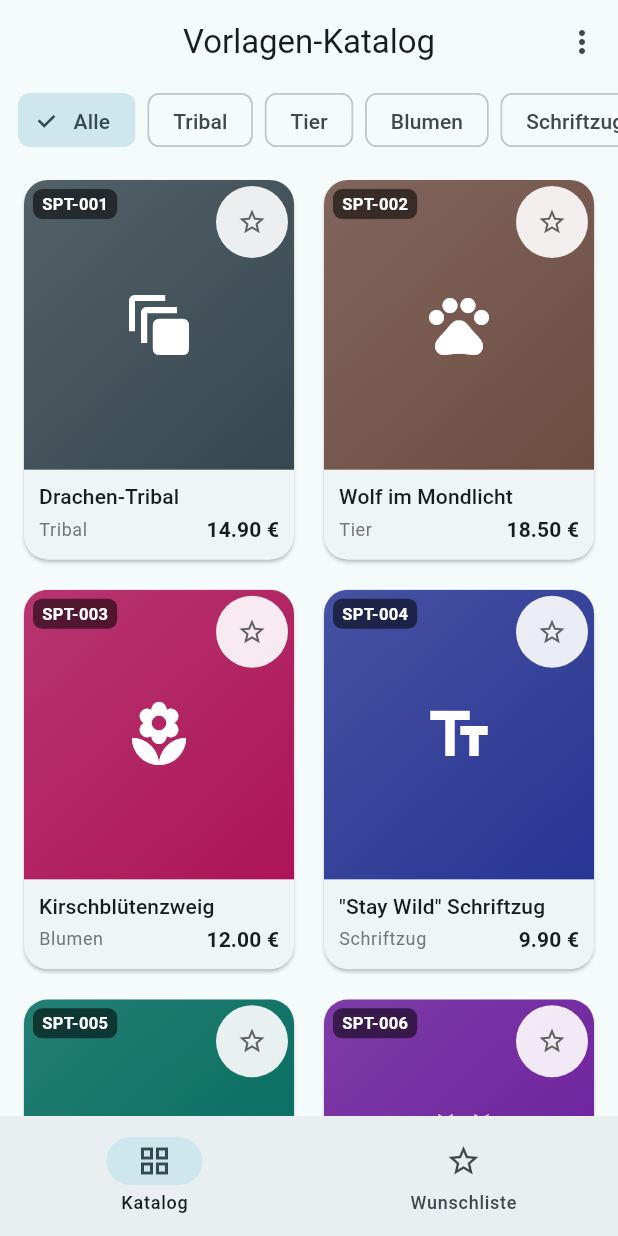
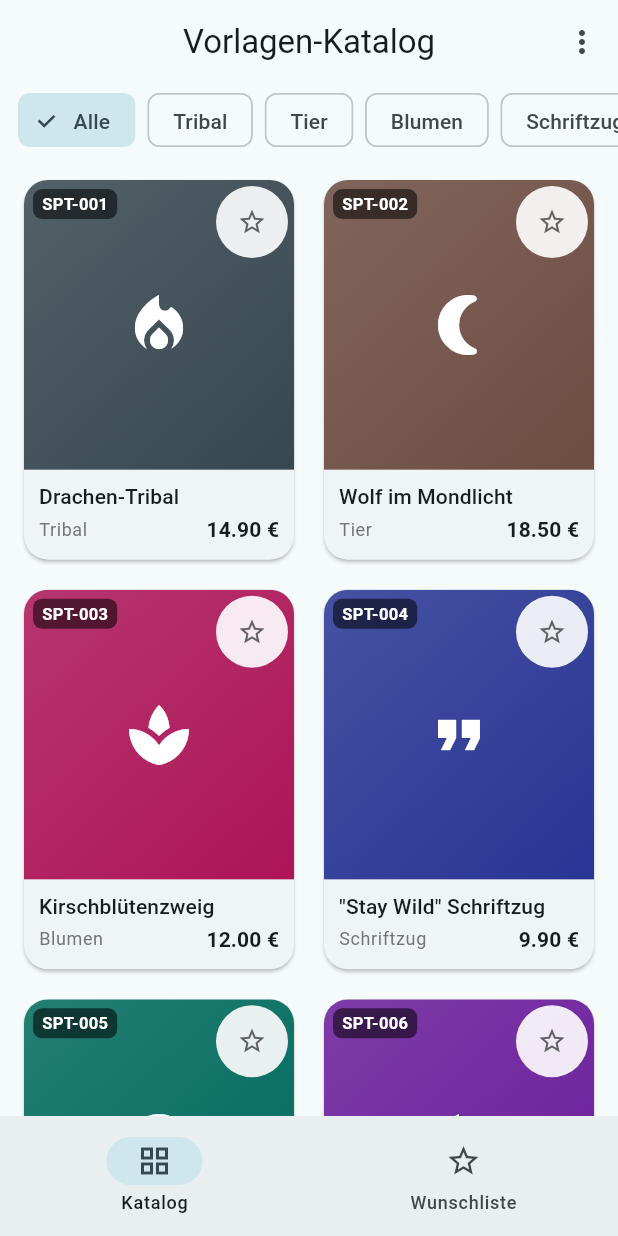
Before and after one commit to carstenroesner/spraytattoo_katalog, a Flutter app: the screen it shows after launch, on a phone screen of 412 x 824 dp. Run offline on Flutter 3.47's test engine with Material 3 defaults, Android fonts, the phone set to English and light mode, and no system bars.

Commit message:
Individuelle Vorschau-Icons pro Vorlage statt geteiltem Kategorie-Icon
- TattooTemplate hat jetzt ein optionales eigenes icon-Feld
  (effectiveIcon fällt auf das Kategorie-Icon zurück, falls nicht gesetzt)
- Alle 46 Vorlagen im Mock-Katalog bekommen ein individuelles, zum Motiv
  passendes Icon (z. B. Kompass für "Kompass-Symbol", Anker für
  "Anker Nautik", Schneeflocke für "Schneeflocke Alpin"), damit sich
  Vorlagen derselben Kategorie im Katalog optisch unterscheiden
- TemplateThumbnail zeigt entsprechend template.effectiveIcon an

Co-Authored-By: Claude Sonnet 5 <noreply@anthropic.com>
Claude-Session: https://claude.ai/code/session_01SduZrzS5qV8QwHbXM3QG7a

```diff
--- a/lib/models/mock_catalog.dart
+++ b/lib/models/mock_catalog.dart
@@ -10,6 +10,7 @@ final List<TattooTemplate> mockCatalog = [
     category: TemplateCategory.tribal,
     price: 14.90,
     description: 'Geschwungenes Tribal-Motiv in Drachenform, ideal für Oberarm oder Rücken.',
+    icon: Icons.local_fire_department,
   ),
   const TattooTemplate(
     id: 't002',
@@ -18,6 +19,7 @@ final List<TattooTemplate> mockCatalog = [
     category: TemplateCategory.tier,
     price: 18.50,
     description: 'Detailreicher Wolfskopf vor Vollmond-Silhouette.',
+    icon: Icons.nightlight_round,
   ),
   const TattooTemplate(
     id: 't003',
@@ -26,6 +28,7 @@ final List<TattooTemplate> mockCatalog = [
     category: TemplateCategory.blumen,
     price: 12.00,
     description: 'Zarter Zweig mit Kirschblüten, gut für Handgelenk oder Schulter.',
+    icon: Icons.spa,
   ),
   const TattooTemplate(
     id: 't004',
@@ -34,6 +37,7 @@ final List<TattooTemplate> mockCatalog = [
     category: TemplateCategory.schriftzug,
     price: 9.90,
     description: 'Verschnörkelter Schriftzug in Script-Optik.',
+    icon: Icons.format_quote,
   ),
   const TattooTemplate(
     id: 't005',
@@ -42,6 +46,7 @@ final List<TattooTemplate> mockCatalog = [
     category: TemplateCategory.symbol,
     price: 15.00,
     description: 'Klassischer Kompass mit feinen Linienverzierungen.',
+    icon: Icons.explore,
   ),
   const TattooTemplate(
     id: 't006',
@@ -50,6 +55,7 @@ final List<TattooTemplate> mockCatalog = [
     category: TemplateCategory.fantasie,
     price: 22.00,
     description: 'Großflächiges Phönix-Motiv, wirkt am besten auf Rücken oder Brust.',
+    icon: Icons.local_fire_department,
   ),
   const TattooTemplate(
     id: 't007',
@@ -58,6 +64,7 @@ final List<TattooTemplate> mockCatalog = [
     category: TemplateCategory.tribal,
     price: 13.50,
     description: 'Durchgehendes Maori-Bandmuster für Oberarm oder Wade.',
+    icon: Icons.linear_scale,
   ),
   const TattooTemplate(
     id: 't008',
@@ -66,6 +73,7 @@ final List<TattooTemplate> mockCatalog = [
     category: TemplateCategory.tier,
     price: 11.00,
     description: 'Zwei fliegende Schwalben, klassisches Motiv für das Schlüsselbein.',
+    icon: Icons.air,
   ),
   const TattooTemplate(
     id: 't009',
@@ -74,6 +82,7 @@ final List<TattooTemplate> mockCatalog = [
     category: TemplateCategory.blumen,
     price: 16.90,
     description: 'Rosenranke mit Dornen, gut kombinierbar mit Schriftzügen.',
+    icon: Icons.local_florist,
   ),
   const TattooTemplate(
     id: 't010',
@@ -82,6 +91,7 @@ final List<TattooTemplate> mockCatalog = [
     category: TemplateCategory.schriftzug,
     price: 9.90,
     description: 'Moderner Schriftzug in serifenloser Handschrift.',
+    icon: Icons.self_improvement,
   ),
   const TattooTemplate(
     id: 't011',
@@ -90,6 +100,7 @@ final List<TattooTemplate> mockCatalog = [
     category: TemplateCategory.symbol,
     price: 13.00,
     description: 'Reihe von Mondphasen, gut für Unterarm oder Rippen.',
+    icon: Icons.brightness_2,
   ),
   const TattooTemplate(
     id: 't012',
@@ -98,6 +109,7 @@ final List<TattooTemplate> mockCatalog = [
     category: TemplateCategory.fantasie,
     price: 24.50,
     description: 'Großes, detailreiches Motiv im asiatischen Stil.',
+    icon: Icons.bolt,
   ),
   const TattooTemplate(
     id: 't013',
@@ -106,6 +118,7 @@ final List<TattooTemplate> mockCatalog = [
     category: TemplateCategory.tier,
     price: 19.90,
     description: 'Kraftvoller Löwenkopf mit ausladender Mähne.',
+    icon: Icons.wb_sunny,
   ),
   const TattooTemplate(
     id: 't014',
@@ -114,6 +127,7 @@ final List<TattooTemplate> mockCatalog = [
     category: TemplateCategory.blumen,
     price: 12.50,
     description: 'Realistische Sonnenblume mit feinen Blattadern.',
+    icon: Icons.brightness_high,
   ),
   const TattooTemplate(
     id: 't015',
@@ -122,6 +136,7 @@ final List<TattooTemplate> mockCatalog = [
     category: TemplateCategory.symbol,
     price: 17.00,
     description: 'Symmetrisches Mandala-Muster, gut für Schulterblatt.',
+    icon: Icons.hexagon_outlined,
   ),
   const TattooTemplate(
     id: 't016',
@@ -130,6 +145,7 @@ final List<TattooTemplate> mockCatalog = [
     category: TemplateCategory.fantasie,
     price: 20.00,
     description: 'Filigrane Fee-Illustration mit Federflügeln.',
+    icon: Icons.auto_awesome,
   ),
 
   // --- Winterberg-Erweiterung (SPT-017 .. SPT-046) ---
@@ -143,6 +159,7 @@ final List<TattooTemplate> mockCatalog = [
         'Eigens gestaltetes, schlichtes W-Monogramm mit gekreuzten Ski im Hintergrund – '
         'kein Abbild eines echten Stadt- oder Vereinslogos, sondern ein eigenständiges '
         'Wintersport-Design.',
+    icon: Icons.downhill_skiing,
   ),
   const TattooTemplate(
     id: 't018',
@@ -151,6 +168,7 @@ final List<TattooTemplate> mockCatalog = [
     category: TemplateCategory.ski,
     price: 15.90,
     description: 'Zwei gekreuzte Skier mit Stöcken, klassisches Motiv für Wintersportfans.',
+    icon: Icons.downhill_skiing,
   ),
   const TattooTemplate(
     id: 't019',
@@ -159,6 +177,7 @@ final List<TattooTemplate> mockCatalog = [
     category: TemplateCategory.ski,
     price: 17.50,
     description: 'Abfahrtsläufer in dynamischer Haltung, minimalistisch gehalten.',
+    icon: Icons.terrain,
   ),
   const TattooTemplate(
     id: 't020',
@@ -167,6 +186,7 @@ final List<TattooTemplate> mockCatalog = [
     category: TemplateCategory.ski,
     price: 9.90,
     description: 'Stilisierte Schneeflocke, gut kombinierbar mit anderen Wintersport-Motiven.',
+    icon: Icons.ac_unit,
   ),
   const TattooTemplate(
     id: 't021',
@@ -175,6 +195,7 @@ final List<TattooTemplate> mockCatalog = [
     category: TemplateCategory.bike,
     price: 16.90,
     description: 'Mountainbike in Seitenansicht mit angedeuteter Reifenspur.',
+    icon: Icons.pedal_bike,
   ),
   const TattooTemplate(
     id: 't022',
@@ -183,6 +204,7 @@ final List<TattooTemplate> mockCatalog = [
     category: TemplateCategory.bike,
     price: 12.50,
     description: 'Fahrrad-Kettenrad als grafisches Rund-Symbol.',
+    icon: Icons.settings,
   ),
   const TattooTemplate(
     id: 't023',
@@ -191,6 +213,7 @@ final List<TattooTemplate> mockCatalog = [
     category: TemplateCategory.bike,
     price: 14.90,
     description: 'Bike-Lenker mit angedeuteten Trail-Linien im Hintergrund.',
+    icon: Icons.route,
   ),
   const TattooTemplate(
     id: 't024',
@@ -199,6 +222,7 @@ final List<TattooTemplate> mockCatalog = [
     category: TemplateCategory.bob,
     price: 19.90,
     description: 'Zweier-Bob in voller Fahrt – Motiv für Bobbahn-Fans.',
+    icon: Icons.speed,
   ),
   const TattooTemplate(
     id: 't025',
@@ -207,6 +231,7 @@ final List<TattooTemplate> mockCatalog = [
     category: TemplateCategory.bob,
     price: 10.90,
     description: 'Grafische Startnummer mit Eiskristall-Rahmen.',
+    icon: Icons.filter_1,
   ),
   const TattooTemplate(
     id: 't026',
@@ -215,6 +240,7 @@ final List<TattooTemplate> mockCatalog = [
     category: TemplateCategory.getraenke,
     price: 13.90,
     description: 'Klassischer Bierkrug mit Schaumkrone, für alle Après-Ski-Fans.',
+    icon: Icons.sports_bar,
   ),
   const TattooTemplate(
     id: 't027',
@@ -223,6 +249,7 @@ final List<TattooTemplate> mockCatalog = [
     category: TemplateCategory.getraenke,
     price: 11.50,
     description: '"Cheers"-Schriftzug mit zwei angestoßenen Gläsern.',
+    icon: Icons.celebration,
   ),
   const TattooTemplate(
     id: 't028',
@@ -231,6 +258,7 @@ final List<TattooTemplate> mockCatalog = [
     category: TemplateCategory.getraenke,
     price: 15.90,
     description: 'Hopfenzweig, der sich um ein Bierglas rankt.',
+    icon: Icons.eco,
   ),
   const TattooTemplate(
     id: 't029',
@@ -239,6 +267,7 @@ final List<TattooTemplate> mockCatalog = [
     category: TemplateCategory.getraenke,
     price: 9.50,
     description: 'Schnapsglas mit feinem Schneeflocken-Muster, Après-Ski-Stimmung.',
+    icon: Icons.local_bar,
   ),
   const TattooTemplate(
     id: 't030',
@@ -247,6 +276,7 @@ final List<TattooTemplate> mockCatalog = [
     category: TemplateCategory.tier,
     price: 18.90,
     description: 'Adler mit ausgebreiteten Schwingen über einer Berggipfel-Silhouette.',
+    icon: Icons.flight,
   ),
   const TattooTemplate(
     id: 't031',
@@ -255,6 +285,7 @@ final List<TattooTemplate> mockCatalog = [
     category: TemplateCategory.tier,
     price: 17.90,
     description: 'Alpensteinbock im Profil mit markanten geschwungenen Hörnern.',
+    icon: Icons.terrain,
   ),
   const TattooTemplate(
     id: 't032',
@@ -263,6 +294,7 @@ final List<TattooTemplate> mockCatalog = [
     category: TemplateCategory.tier,
     price: 19.50,
     description: 'Zwei Wolfsköpfe Rücken an Rücken, symmetrisch angeordnet.',
+    icon: Icons.groups,
   ),
   const TattooTemplate(
     id: 't033',
@@ -271,6 +303,7 @@ final List<TattooTemplate> mockCatalog = [
     category: TemplateCategory.symbol,
     price: 14.50,
     description: 'Klassische Kompassrose mit feinen Linienverzierungen.',
+    icon: Icons.navigation,
   ),
   const TattooTemplate(
     id: 't034',
@@ -279,6 +312,7 @@ final List<TattooTemplate> mockCatalog = [
     category: TemplateCategory.symbol,
     price: 13.50,
     description: 'Klassisches Anker-Motiv, mit Seil umwickelt.',
+    icon: Icons.anchor,
   ),
   const TattooTemplate(
     id: 't035',
@@ -287,6 +321,7 @@ final List<TattooTemplate> mockCatalog = [
     category: TemplateCategory.symbol,
     price: 16.50,
     description: 'Filigranes, rundes Mandala-Muster.',
+    icon: Icons.blur_circular,
   ),
   const TattooTemplate(
     id: 't036',
@@ -295,6 +330,7 @@ final List<TattooTemplate> mockCatalog = [
     category: TemplateCategory.symbol,
     price: 10.90,
     description: 'Stilisierter Blitz mit angedeuteter Gewitterwolke.',
+    icon: Icons.thunderstorm,
   ),
   const TattooTemplate(
     id: 't037',
@@ -303,6 +339,7 @@ final List<TattooTemplate> mockCatalog = [
     category: TemplateCategory.symbol,
     price: 15.50,
     description: 'Dreifache Bergsilhouette mit aufgehender Sonne.',
+    icon: Icons.landscape,
   ),
   const TattooTemplate(
     id: 't038',
@@ -311,6 +348,7 @@ final List<TattooTemplate> mockCatalog = [
     category: TemplateCategory.blumen,
     price: 12.90,
     description: 'Klassisches Alpen-Edelweiß, filigran gezeichnet.',
+    icon: Icons.filter_vintage,
   ),
   const TattooTemplate(
     id: 't039',
@@ -319,6 +357,7 @@ final List<TattooTemplate> mockCatalog = [
     category: TemplateCategory.blumen,
     price: 16.90,
     description: 'Verschlungene Rosenranke mit Dornen.',
+    icon: Icons.grass,
   ),
   const TattooTemplate(
     id: 't040',
@@ -327,6 +366,7 @@ final List<TattooTemplate> mockCatalog = [
     category: TemplateCategory.blumen,
     price: 12.00,
     description: 'Zarter Kirschblütenzweig, Ergänzung zu SPT-003.',
+    icon: Icons.spa,
   ),
   const TattooTemplate(
     id: 't041',
@@ -335,6 +375,7 @@ final List<TattooTemplate> mockCatalog = [
     category: TemplateCategory.fantasie,
     price: 18.50,
     description: 'Stilisiertes Drachenauge, umrahmt von Flammen.',
+    icon: Icons.remove_red_eye,
   ),
   const TattooTemplate(
     id: 't042',
@@ -343,6 +384,7 @@ final List<TattooTemplate> mockCatalog = [
     category: TemplateCategory.fantasie,
     price: 21.90,
     description: 'Phönix im Aufflug mit weit gespannten Flügeln.',
+    icon: Icons.whatshot,
   ),
   const TattooTemplate(
     id: 't043',
@@ -351,6 +393,7 @@ final List<TattooTemplate> mockCatalog = [
     category: TemplateCategory.fantasie,
     price: 17.50,
     description: 'Klassischer Traumfänger mit herabhängenden Federn.',
+    icon: Icons.nights_stay,
   ),
   const TattooTemplate(
     id: 't044',
@@ -359,6 +402,7 @@ final List<TattooTemplate> mockCatalog = [
     category: TemplateCategory.tribal,
     price: 14.90,
     description: 'Fließendes, symmetrisches Wellen-Tribal.',
+    icon: Icons.waves,
   ),
   const TattooTemplate(
     id: 't045',
@@ -367,6 +411,7 @@ final List<TattooTemplate> mockCatalog = [
     category: TemplateCategory.tribal,
     price: 15.90,
     description: 'Tribal-Muster in geschwungener Flammenform.',
+    icon: Icons.whatshot,
   ),
   const TattooTemplate(
     id: 't046',
@@ -375,5 +420,6 @@ final List<TattooTemplate> mockCatalog = [
     category: TemplateCategory.schriftzug,
     price: 9.90,
     description: 'Geschwungener Schriftzug, klassisches Freundschafts-/Partner-Motiv.',
+    icon: Icons.favorite,
   ),
 ];
--- a/lib/models/tattoo_template.dart
+++ b/lib/models/tattoo_template.dart
@@ -104,6 +104,13 @@ class TattooTemplate {
   final double price;
   final String description;
 
+  /// Optionales, individuelles Vorschau-Icon für diese eine Vorlage.
+  ///
+  /// Ist keins gesetzt, fällt [effectiveIcon] auf das Standard-Icon der
+  /// [category] zurück — so sehen ältere/unvollständige Einträge nie leer
+  /// aus.
+  final IconData? icon;
+
   const TattooTemplate({
     required this.id,
     required this.templateNumber,
@@ -111,7 +118,12 @@ class TattooTemplate {
     required this.category,
     required this.price,
     required this.description,
+    this.icon,
   });
+
+  /// Das Icon, das im Katalog tatsächlich angezeigt wird: das individuelle
+  /// [icon] der Vorlage, sonst das Kategorie-Standard-Icon.
+  IconData get effectiveIcon => icon ?? category.icon;
 
   String get formattedPrice => '${price.toStringAsFixed(2)} €';
 
--- a/lib/widgets/template_thumbnail.dart
+++ b/lib/widgets/template_thumbnail.dart
@@ -31,7 +31,7 @@ class TemplateThumbnail extends StatelessWidget {
             ),
           ),
           child: Center(
-            child: Icon(template.category.icon, size: iconSize, color: Colors.white),
+            child: Icon(template.effectiveIcon, size: iconSize, color: Colors.white),
           ),
         ),
         Positioned(
```
